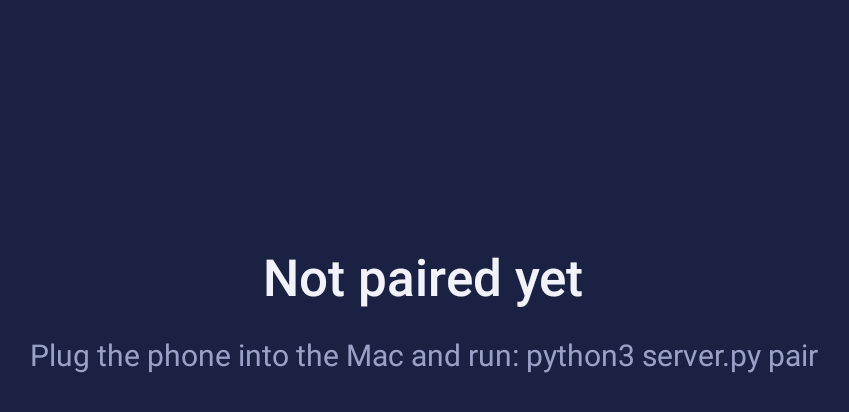
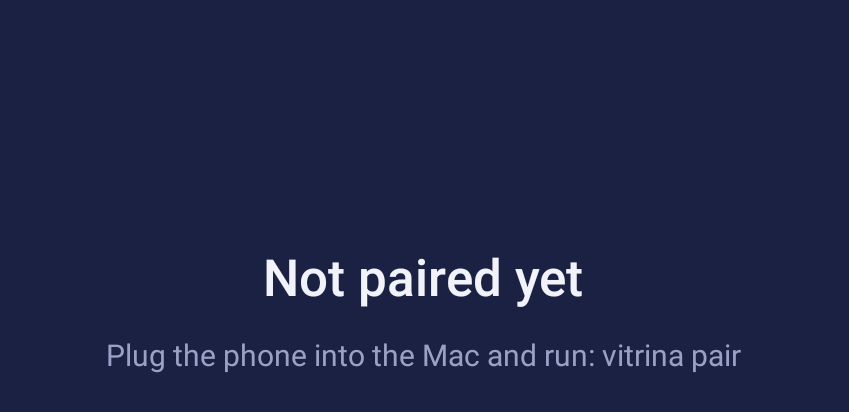
Before and after one commit to nicob201/vitrina, an Android app: the screen it shows after launch (MainActivity), on a phone screen of 824 x 412 dp (held sideways). Shown: the top 412 px of the screen, without its empty margins (195-1044 px from the left). Run offline under Robolectric (Android 15) with nearby library versions, the phone set to English and light mode, and no system bars; pictures from the network do not load.

Commit message:
feat(android): version 1.0.0 and the vitrina command in its hints

```diff
--- a/android/app/build.gradle.kts
+++ b/android/app/build.gradle.kts
@@ -11,7 +11,7 @@ android {
         minSdk = 26
         targetSdk = 37
         versionCode = 1
-        versionName = "0.1.0"
+        versionName = "1.0.0"
     }
 
     compileOptions {
--- a/android/app/src/main/res/values/strings.xml
+++ b/android/app/src/main/res/values/strings.xml
@@ -6,10 +6,10 @@
 
     <string name="unpaired_title">Not paired yet</string>
     <string name="repair_title">Pair again</string>
-    <string name="repair_how">Just paired? Restart vitrina on the Mac.\nIf not, plug the phone into the Mac and run: python3 server.py pair</string>
-    <string name="pair_how">Plug the phone into the Mac and run: python3 server.py pair</string>
+    <string name="repair_how">Just paired? Restart vitrina on the Mac.\nIf not, plug the phone into the Mac and run: vitrina pair</string>
+    <string name="pair_how">Plug the phone into the Mac and run: vitrina pair</string>
     <string name="waiting_title">Waiting for the Mac…</string>
-    <string name="waiting_detail">Start vitrina on the Mac: python3 server.py\nAlready running? Hold a finger still for 3 seconds to check the Mac\'s WiFi address.</string>
+    <string name="waiting_detail">Start vitrina on the Mac: vitrina start\nAlready running? Hold a finger still for 3 seconds to check the Mac\'s WiFi address.</string>
     <string name="not_your_mac_title">This isn\'t your Mac</string>
     <string name="not_your_mac_detail">The server at this address isn\'t the one you paired. If you changed it, pair again.</string>
 
```
Also changed, not shown: 2 other files.
